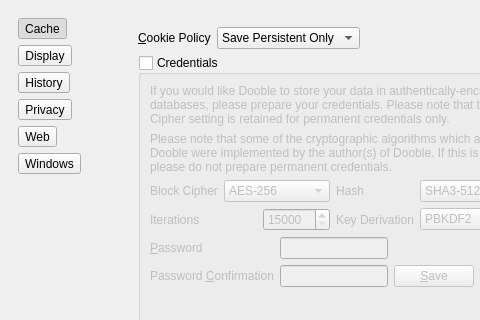
Qt form 2.x/UI/dooble_settings.ui (textbrowser/dooble) before a commit; both pictures show x 0 to 480 and y 0 to 320 of the 600 by 815 pixel window.
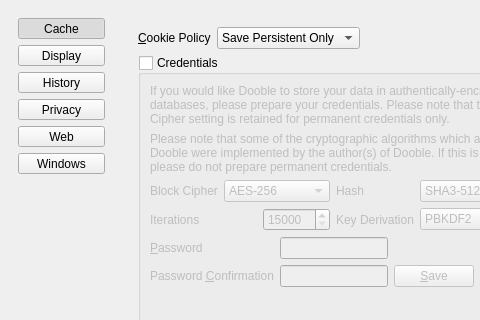
The same form after that commit. The open tabs and pages were chosen to show the change. Icons and pictures are not drawn.

Commit message: Uniform button sizes.

The edit to the form file:
```diff
--- a/2.x/UI/dooble_settings.ui
+++ b/2.x/UI/dooble_settings.ui
@@ -53,6 +53,12 @@
          <layout class="QVBoxLayout" name="verticalLayout">
           <item>
            <widget class="QToolButton" name="cache">
+            <property name="sizePolicy">
+             <sizepolicy hsizetype="Preferred" vsizetype="Preferred">
+              <horstretch>0</horstretch>
+              <verstretch>0</verstretch>
+             </sizepolicy>
+            </property>
             <property name="text">
              <string>Cache</string>
             </property>
@@ -75,6 +81,12 @@
           </item>
           <item>
            <widget class="QToolButton" name="display">
+            <property name="sizePolicy">
+             <sizepolicy hsizetype="Preferred" vsizetype="Preferred">
+              <horstretch>0</horstretch>
+              <verstretch>0</verstretch>
+             </sizepolicy>
+            </property>
             <property name="text">
              <string>Display</string>
             </property>
@@ -94,6 +106,12 @@
           </item>
           <item>
            <widget class="QToolButton" name="history">
+            <property name="sizePolicy">
+             <sizepolicy hsizetype="Preferred" vsizetype="Preferred">
+              <horstretch>0</horstretch>
+              <verstretch>0</verstretch>
+             </sizepolicy>
+            </property>
             <property name="text">
              <string>History</string>
             </property>
@@ -113,6 +131,12 @@
           </item>
           <item>
            <widget class="QToolButton" name="privacy">
+            <property name="sizePolicy">
+             <sizepolicy hsizetype="Preferred" vsizetype="Preferred">
+              <horstretch>0</horstretch>
+              <verstretch>0</verstretch>
+             </sizepolicy>
+            </property>
             <property name="text">
              <string>Privacy</string>
             </property>
@@ -132,6 +156,12 @@
           </item>
           <item>
            <widget class="QToolButton" name="web">
+            <property name="sizePolicy">
+             <sizepolicy hsizetype="Preferred" vsizetype="Preferred">
+              <horstretch>0</horstretch>
+              <verstretch>0</verstretch>
+             </sizepolicy>
+            </property>
             <property name="text">
              <string>Web</string>
             </property>
@@ -151,6 +181,12 @@
           </item>
           <item>
            <widget class="QToolButton" name="windows">
+            <property name="sizePolicy">
+             <sizepolicy hsizetype="Preferred" vsizetype="Preferred">
+              <horstretch>0</horstretch>
+              <verstretch>0</verstretch>
+             </sizepolicy>
+            </property>
             <property name="text">
              <string>Windows</string>
             </property>
```
Left out of the diff: 4 changed lines with no effect on the pictures. The commit also changes 7 other files.
